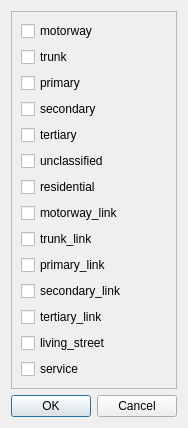
Above: crmapconverter/osm2cr/converter_modules/gui_modules/GUI_resources/street_types.ui from CommonRoad/commonroad-scenario-designer before the change. Below: the same form after it.
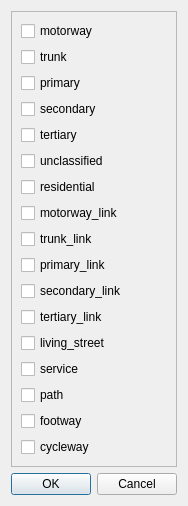
That is the form after the change.

```diff
--- a/crmapconverter/osm2cr/converter_modules/gui_modules/GUI_resources/street_types.ui
+++ b/crmapconverter/osm2cr/converter_modules/gui_modules/GUI_resources/street_types.ui
@@ -121,6 +121,27 @@
         </property>
        </widget>
       </item>
+      <item row="14" column="0">
+       <widget class="QCheckBox" name="chk_path">
+        <property name="text">
+         <string>path</string>
+        </property>
+       </widget>
+      </item>
+      <item row="15" column="0">
+       <widget class="QCheckBox" name="chk_footway">
+        <property name="text">
+         <string>footway</string>
+        </property>
+       </widget>
+      </item>
+      <item row="16" column="0">
+       <widget class="QCheckBox" name="chk_cycleway">
+        <property name="text">
+         <string>cycleway</string>
+        </property>
+       </widget>
+      </item>
      </layout>
     </widget>
    </item>
```
